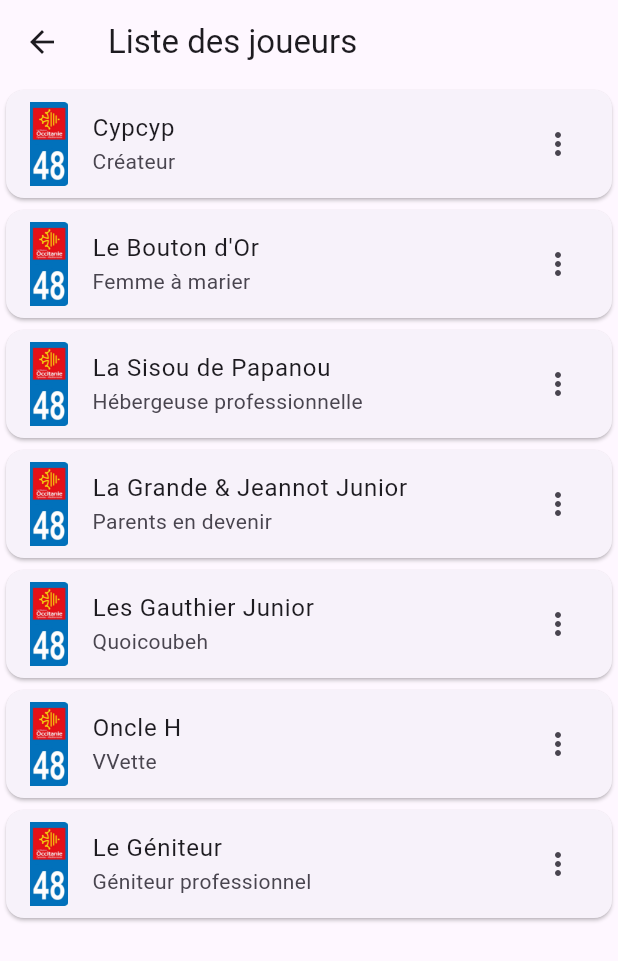
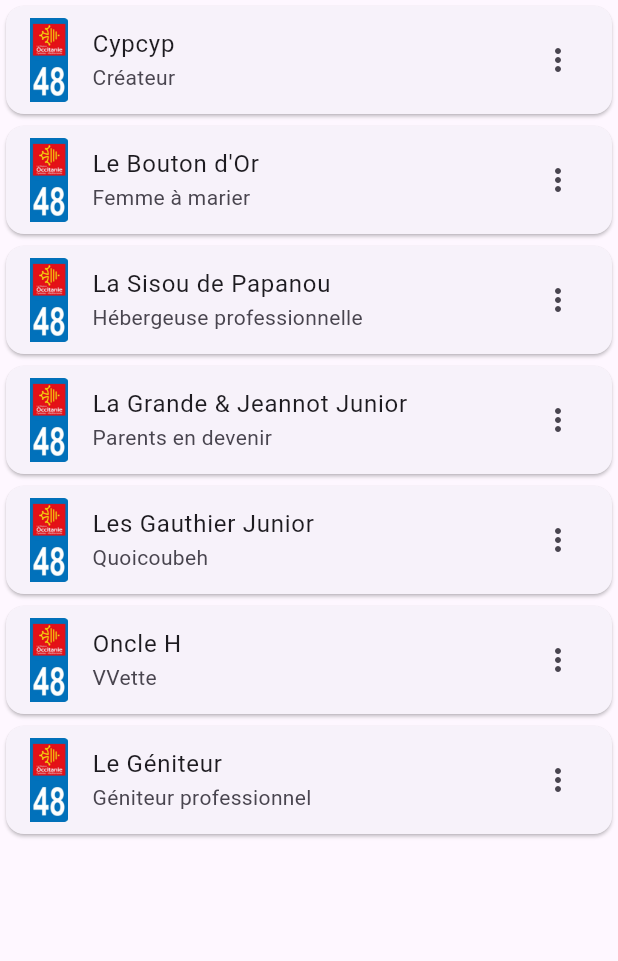
Before and after one commit to Frysperz/immatriculationflutter, a Flutter app: the Players widget shown alone on an empty page, opened directly, on a phone screen of 412 x 824 dp. Shown: the top 961 px of the screen. Run offline on Flutter 3.47's test engine with Material 3 defaults, Android fonts, the phone set to English and light mode, and no system bars.

Commit message:
Update players.dart

```diff
--- a/lib/pages/players.dart
+++ b/lib/pages/players.dart
@@ -50,11 +50,7 @@ class _PlayersState extends State<Players> {
 
   @override
   Widget build(BuildContext context) {
-    return Scaffold(
-      appBar: AppBar(
-        title: Text('Liste des joueurs') ,
-      ),
-      body: Center(
+    return Center(
         child: ListView.builder(
           itemCount: players.length,
           itemBuilder: (context, index) {
@@ -73,7 +69,6 @@ class _PlayersState extends State<Players> {
             );
           },
         ),
-      ),
-    );
+      );
   }
 }
```
